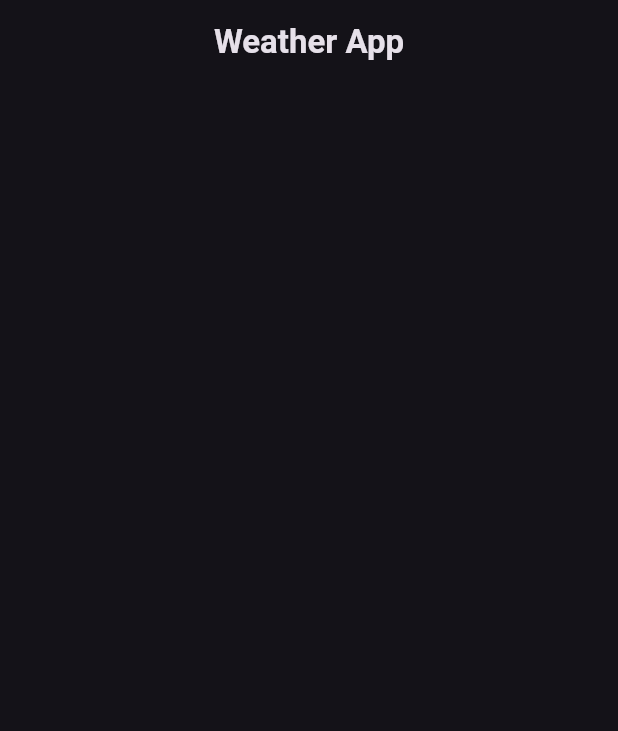
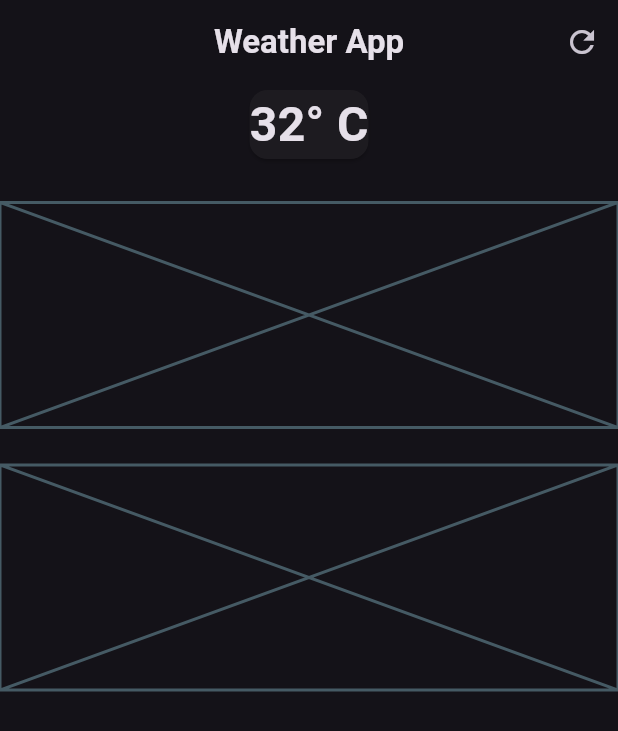
Before and after one commit to Mubtasin97/weather_app, a Flutter app: the screen it shows after launch, on a phone screen of 412 x 824 dp. Shown: the top 731 px of the screen. Run offline on Flutter 3.47's test engine with Material 3 defaults, Android fonts, the phone set to English and light mode, and no system bars.

Commit message:
text added

```diff
--- a/lib/weather_screen.dart
+++ b/lib/weather_screen.dart
@@ -14,6 +14,42 @@ class WeatherScreen extends StatelessWidget {
           ),
         ),
         centerTitle: true,
+        actions: [
+          IconButton(
+            onPressed: () {},
+            icon: Icon(Icons.refresh),
+          )
+        ],
+      ),
+      body: Column(
+        children: [
+          //main
+          Card(
+            child: Column(
+              children: [
+                Text('32° C',
+                    style: TextStyle(
+                      fontSize: 32,
+                      fontWeight: FontWeight.bold,
+                    ))
+              ],
+            ),
+          ),
+          const SizedBox(
+            height: 25,
+          ),
+          //sub
+          const Placeholder(
+            fallbackHeight: 150,
+          ),
+          const SizedBox(
+            height: 25,
+          ),
+          //additional
+          const Placeholder(
+            fallbackHeight: 150,
+          ),
+        ],
       ),
     );
   }
```
